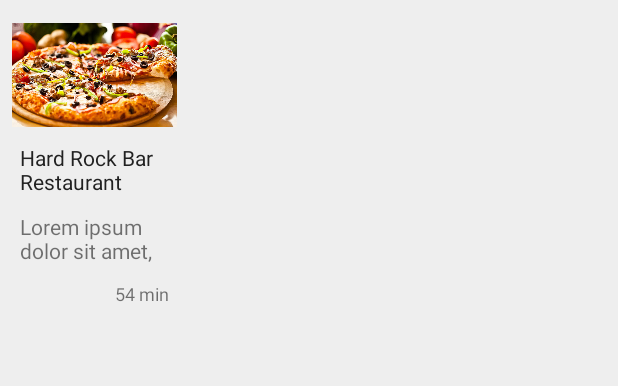
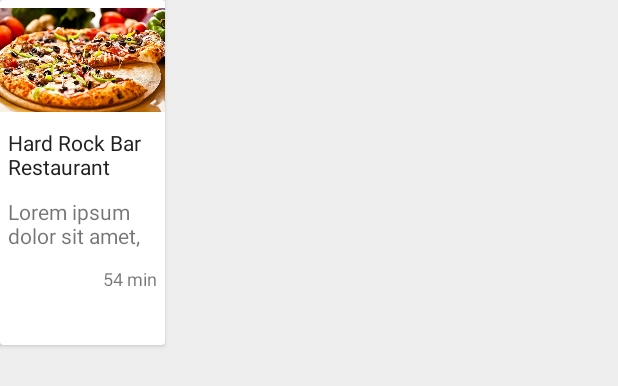
Before and after one commit to btinsae/LOLe, an Android app: the layout reorder_card.xml on its own in the app's theme, with its tools: preview values and no code run, on a phone screen of 412 x 824 dp. Shown: the top 386 px of the screen. Run offline under Robolectric (Android 15) with nearby library versions, the phone set to English and light mode, and no system bars.

```diff
--- a/app/src/main/java/com/irolitech/maoo/adapters/FoodRVAdapter.java
+++ b/app/src/main/java/com/irolitech/maoo/adapters/FoodRVAdapter.java
@@ -3,13 +3,11 @@ package com.irolitech.maoo.adapters;
 import android.content.Context;
 import android.support.v7.widget.LinearLayoutManager;
 import android.support.v7.widget.RecyclerView;
-import android.support.v7.widget.RecyclerView.ViewHolder;
 import android.view.LayoutInflater;
 import android.view.View;
 import android.view.ViewGroup;
 
 import com.irolitech.maoo.R;
-import com.irolitech.maoo.fragments.Food;
 
 /**
  * Created by btinsae on 05/08/2017.
@@ -21,7 +19,7 @@ public class FoodRVAdapter extends RecyclerView.Adapter<FoodRVAdapter.FoodRVhold
     @Override
     public FoodRVholder onCreateViewHolder(ViewGroup parent, int viewType) {
         mContext = parent.getContext();
-        View view = LayoutInflater.from(mContext).inflate(R.layout.horizontal_recycler_view, parent, false);
+        View view = LayoutInflater.from(mContext).inflate(R.layout.vertical_recycler_view, parent, false);
         return new FoodRVholder(view);
     }
 
--- a/app/src/main/res/layout/fragment_food.xml
+++ b/app/src/main/res/layout/fragment_food.xml
@@ -5,14 +5,12 @@
     android:padding="8dp"
     tools:context="com.irolitech.maoo.fragments.Food">
 
-    <android.support.v7.widget.CardView
-        android:layout_width="match_parent"
-        android:layout_height="230dp">
+
 
         <android.support.v7.widget.RecyclerView
             android:id="@+id/food_recycler_view"
             android:layout_width="match_parent"
             android:layout_height="wrap_content" />
-    </android.support.v7.widget.CardView>
+
 
 </RelativeLayout>
--- a/app/src/main/res/layout/reorder_card.xml
+++ b/app/src/main/res/layout/reorder_card.xml
@@ -1,12 +1,13 @@
 <?xml version="1.0" encoding="utf-8"?>
-<RelativeLayout xmlns:android="http://schemas.android.com/apk/res/android"
-    xmlns:app="http://schemas.android.com/apk/res-auto"
+<android.support.v7.widget.CardView xmlns:android="http://schemas.android.com/apk/res/android"
+    android:layout_width="wrap_content"
+    android:layout_height="230dp"
+    android:layout_marginRight="5dp">
+
+    <RelativeLayout
         android:id="@+id/reorder_card_view"
         android:layout_width="110dp"
-    android:layout_height="wrap_content"
-    android:layout_marginLeft="8dp"
-    android:layout_marginStart="8dp"
-    android:layout_marginTop="10dp">
+        android:layout_height="wrap_content">
 
 
         <ImageView
@@ -56,3 +57,4 @@
 
 
     </RelativeLayout>
+</android.support.v7.widget.CardView>
```
Also changed, not shown: app/src/main/res/layout/horizontal_recycler_view.xml (deleted, +0 -37 lines), app/src/main/res/layout/vertical_recycler_view.xml (+21 -12 lines). Lines whose indentation alone changed are shown as unchanged.
